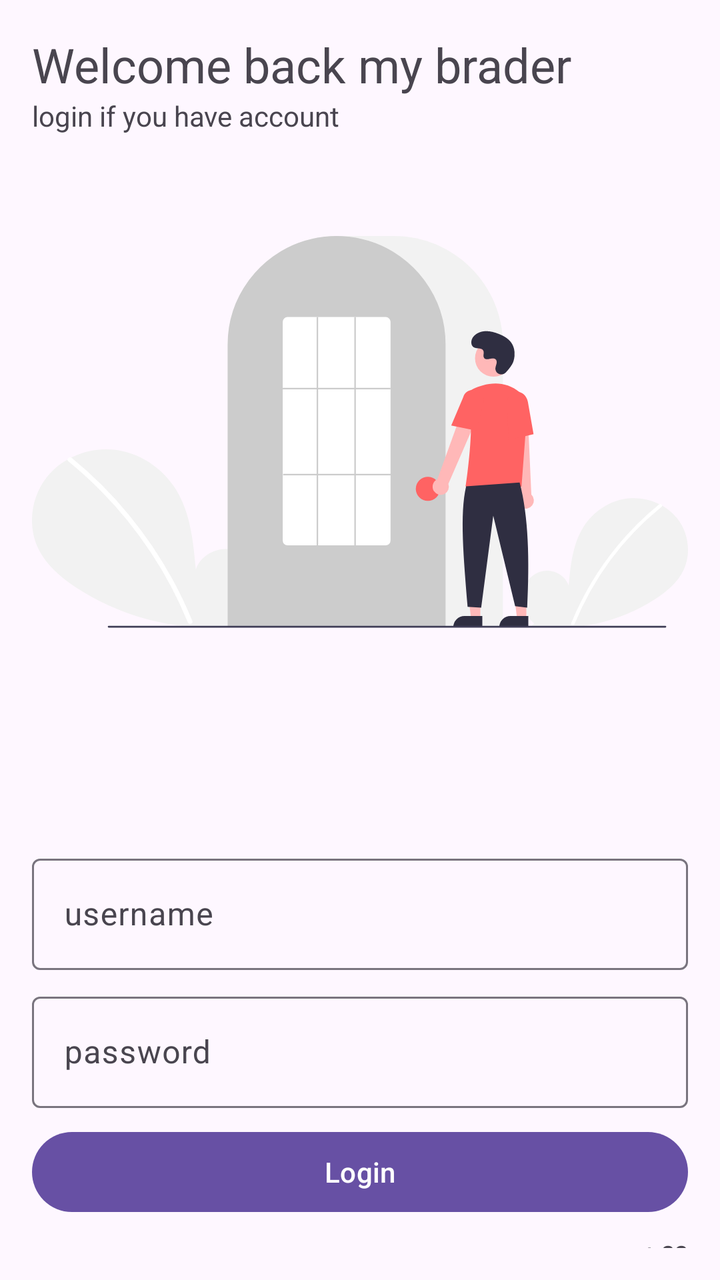
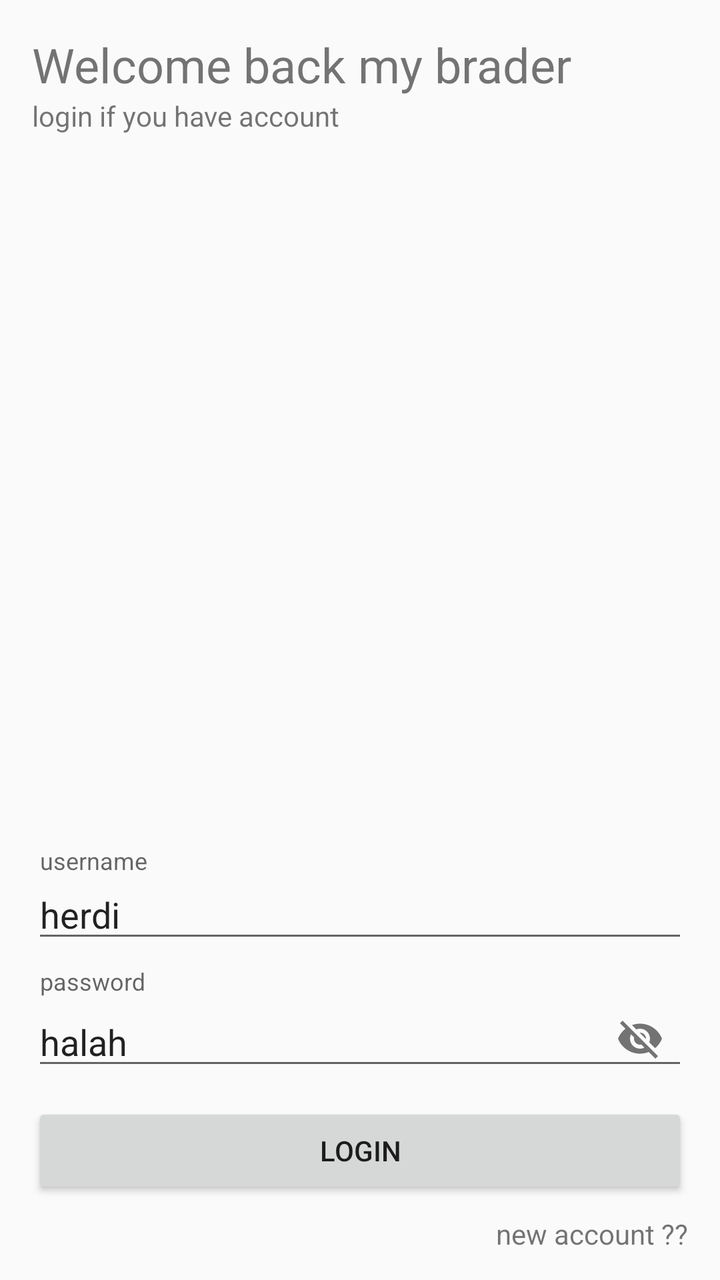

Before-and-after screenshots of an Android layout around one commit, followed by the original layout XML and the change that was made.
<!-- AndroidManifest.xml: application theme Theme.Perpustakaan -->
<!-- res/layout/activity_main.xml -->
<?xml version="1.0" encoding="utf-8"?>
<androidx.constraintlayout.widget.ConstraintLayout xmlns:android="http://schemas.android.com/apk/res/android"
    xmlns:app="http://schemas.android.com/apk/res-auto"
    xmlns:tools="http://schemas.android.com/tools"
    android:id="@+id/clMain"
    android:layout_width="match_parent"
    android:layout_height="match_parent"
    android:padding="16dp"
    tools:context=".View.MainActivity">

    <com.google.android.material.textfield.TextInputLayout
        android:id="@+id/textInputLayout2"
        android:layout_width="match_parent"
        android:layout_height="wrap_content"
        android:layout_marginTop="8dp"
        android:hint="password"
        app:layout_constraintEnd_toEndOf="parent"
        app:layout_constraintStart_toStartOf="parent"
        app:layout_constraintTop_toBottomOf="@+id/textInputLayout">

        <com.google.android.material.textfield.TextInputEditText
            android:id="@+id/editTextPass"
            android:layout_width="match_parent"
            android:layout_height="wrap_content" />
    </com.google.android.material.textfield.TextInputLayout>

    <ImageView
        android:id="@+id/imageView"
        android:layout_width="match_parent"
        android:layout_height="400dp"
        app:layout_constraintEnd_toEndOf="parent"
        app:layout_constraintStart_toStartOf="parent"
        app:layout_constraintTop_toTopOf="parent"
        app:srcCompat="@drawable/login" />

    <TextView
        android:id="@+id/textViewWelcome"
        android:layout_width="wrap_content"
        android:layout_height="wrap_content"
        android:layout_margin="0dp"
        android:text="Welcome back my brader"
        android:textSize="24sp"
        app:layout_constraintStart_toStartOf="parent"
        app:layout_constraintTop_toTopOf="parent" />

    <TextView
        android:id="@+id/textViewWelcome2"
        android:layout_width="wrap_content"
        android:layout_height="wrap_content"
        android:layout_margin="0dp"
        android:layout_marginTop="8dp"
        android:text="login if you have account"
        android:textSize="14sp"
        app:layout_constraintStart_toStartOf="@+id/textViewWelcome"
        app:layout_constraintTop_toBottomOf="@+id/textViewWelcome" />

    <com.google.android.material.textfield.TextInputLayout
        android:id="@+id/textInputLayout"
        android:layout_width="match_parent"
        android:layout_height="wrap_content"
        android:layout_marginTop="8dp"
        android:hint="username"
        app:layout_constraintEnd_toEndOf="parent"
        app:layout_constraintStart_toStartOf="parent"
        app:layout_constraintTop_toBottomOf="@+id/imageView">

        <com.google.android.material.textfield.TextInputEditText
            android:id="@+id/editTextUsername"
            android:layout_width="match_parent"
            android:layout_height="wrap_content" />
    </com.google.android.material.textfield.TextInputLayout>

    <Button
        android:id="@+id/buttonSave"
        android:layout_width="match_parent"
        android:layout_height="wrap_content"
        android:layout_marginTop="8dp"
        android:text="Login"
        app:layout_constraintEnd_toEndOf="@+id/textInputLayout2"
        app:layout_constraintStart_toStartOf="@+id/textInputLayout2"
        app:layout_constraintTop_toBottomOf="@+id/textInputLayout2" />

    <TextView
        android:id="@+id/textViewRegister"
        android:layout_width="wrap_content"
        android:layout_height="wrap_content"
        android:layout_marginTop="8dp"
        android:text="new account ??"
        app:layout_constraintEnd_toEndOf="@+id/buttonSave"
        app:layout_constraintTop_toBottomOf="@+id/buttonSave" />

</androidx.constraintlayout.widget.ConstraintLayout>
<!-- resources referenced by this layout -->
<resources>
  <!-- drawable login: vector/xml drawable (drawable, 5564 chars, omitted) -->
  <style name="Theme.Perpustakaan" parent="Base.Theme.Perpustakaan" />
  <style name="Base.Theme.Perpustakaan" parent="Theme.Material3.DayNight.NoActionBar">
          
          
      </style>
</resources>

<!-- the commit's change to res/layout/activity_main.xml (unified diff, before → after) -->
@@ -14,6 +14,7 @@
         android:layout_height="wrap_content"
         android:layout_marginTop="8dp"
         android:hint="password"
+        app:passwordToggleEnabled="true"
         app:layout_constraintEnd_toEndOf="parent"
         app:layout_constraintStart_toStartOf="parent"
         app:layout_constraintTop_toBottomOf="@+id/textInputLayout">
@@ -21,7 +22,8 @@
         <com.google.android.material.textfield.TextInputEditText
             android:id="@+id/editTextPass"
             android:layout_width="match_parent"
-            android:layout_height="wrap_content" />
+            android:layout_height="wrap_content"
+            android:text="halah" />
     </com.google.android.material.textfield.TextInputLayout>
 
     <ImageView
@@ -67,7 +69,8 @@
         <com.google.android.material.textfield.TextInputEditText
             android:id="@+id/editTextUsername"
             android:layout_width="match_parent"
-            android:layout_height="wrap_content" />
+            android:layout_height="wrap_content"
+            android:text="herdi" />
     </com.google.android.material.textfield.TextInputLayout>
 
     <Button
<!-- resource entries referenced after the edit -->
@@ -2,7 +2,7 @@
 <resources>
   <!-- drawable login: vector/xml drawable (drawable, 5564 chars, omitted) -->
   <style name="Theme.Perpustakaan" parent="Base.Theme.Perpustakaan" />
-  <style name="Base.Theme.Perpustakaan" parent="Theme.Material3.DayNight.NoActionBar">
+  <style name="Base.Theme.Perpustakaan" parent="Theme.AppCompat.Light.DarkActionBar">
           
           
       </style>
